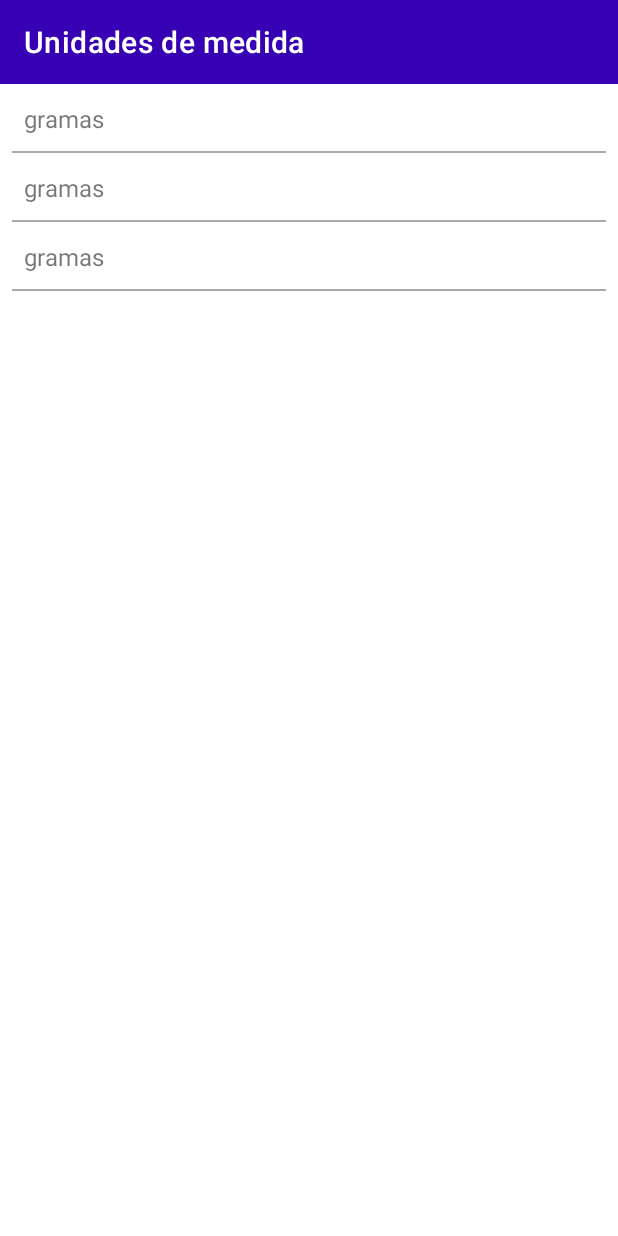
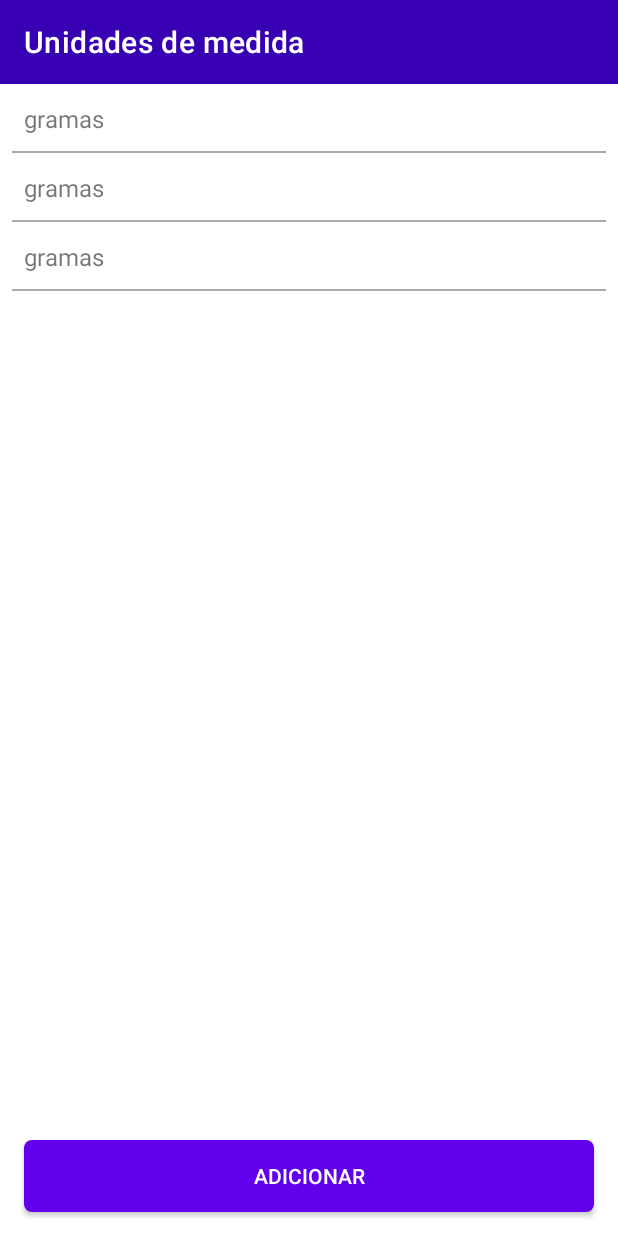
Before and after one commit to FranciellyDiasM/MyHealth, an Android app: the layout activity_unit_of_measurement.xml on its own in the app's theme, with its tools: preview values and no code run, on a phone screen of 412 x 824 dp. Run offline under Robolectric (Android 15) with nearby library versions, the phone set to English and light mode, and no system bars.

```diff
--- a/MyHealth/app/src/main/java/br/com/quatrodcum/myhealth/controller/ConfigController.kt
+++ b/MyHealth/app/src/main/java/br/com/quatrodcum/myhealth/controller/ConfigController.kt
@@ -11,4 +11,8 @@ class ConfigController(context: Context) {
     fun getUnitOfMeasurements() : List<UnitOfMeasurement>{
         return unitOfMeasurementDao.getAll()
     }
+
+    fun insertUnitOfMeasurement(unitOfMeasurement: UnitOfMeasurement) {
+        unitOfMeasurementDao.insert(unitOfMeasurement)
+    }
 }
--- a/MyHealth/app/src/main/res/layout/activity_unit_of_measurement.xml
+++ b/MyHealth/app/src/main/res/layout/activity_unit_of_measurement.xml
@@ -24,10 +24,24 @@
         android:layout_width="0dp"
         android:layout_height="0dp"
         app:layoutManager="androidx.recyclerview.widget.LinearLayoutManager"
-        app:layout_constraintBottom_toBottomOf="parent"
+        app:layout_constraintBottom_toTopOf="@id/btnAdd"
         app:layout_constraintEnd_toEndOf="parent"
+        android:layout_marginBottom="12dp"
         app:layout_constraintStart_toStartOf="parent"
         app:layout_constraintTop_toBottomOf="@id/toolbar"
         tools:listitem="@layout/item_unit_of_measurement" />
 
+    <androidx.appcompat.widget.AppCompatButton
+        android:id="@+id/btnAdd"
+        style="@style/PrimaryButton"
+        android:layout_width="0dp"
+        android:layout_height="wrap_content"
+        android:layout_marginStart="16dp"
+        android:layout_marginEnd="16dp"
+        android:layout_marginBottom="16dp"
+        android:text="Adicionar"
+        app:layout_constraintBottom_toBottomOf="parent"
+        app:layout_constraintEnd_toEndOf="parent"
+        app:layout_constraintStart_toStartOf="parent" />
+
 </androidx.constraintlayout.widget.ConstraintLayout>
```
Also changed, not shown: MyHealth/app/src/main/java/br/com/quatrodcum/myhealth/model/dao/UnitOfMeasurementDao.kt (+12 -0 lines), MyHealth/app/src/main/java/br/com/quatrodcum/myhealth/util/OutputUtil.kt (+43 -0 lines), MyHealth/app/src/main/java/br/com/quatrodcum/myhealth/view/config/unitofmeasurement/UnitOfMeasurementActivity.kt (+29 -0 lines).
